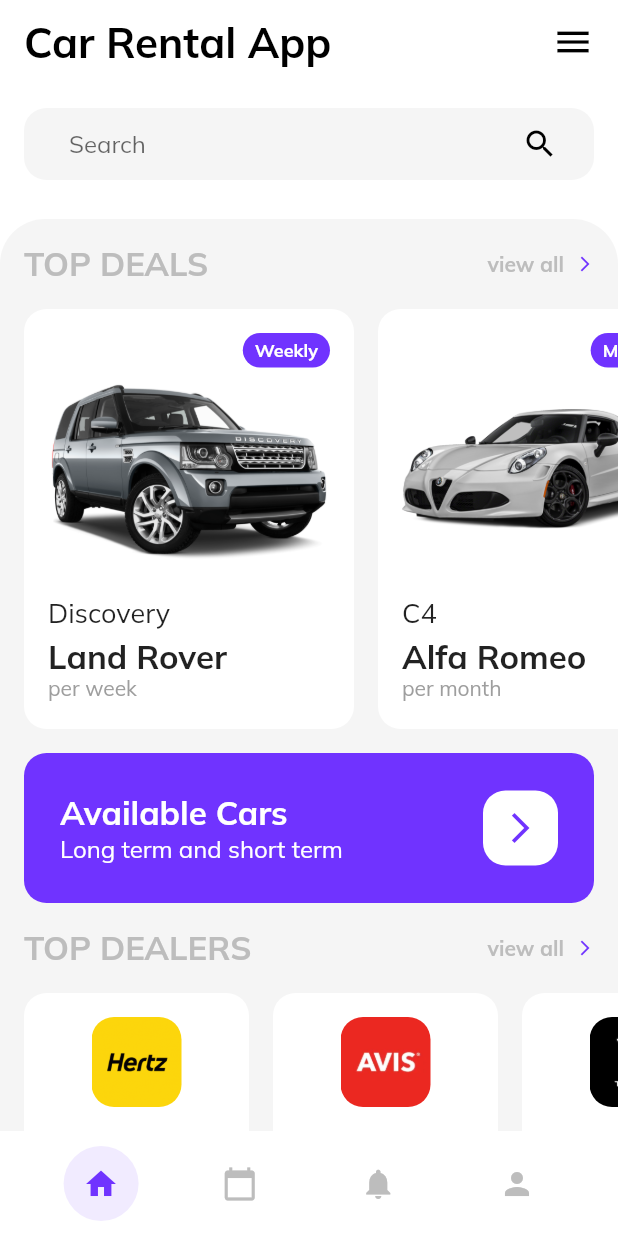
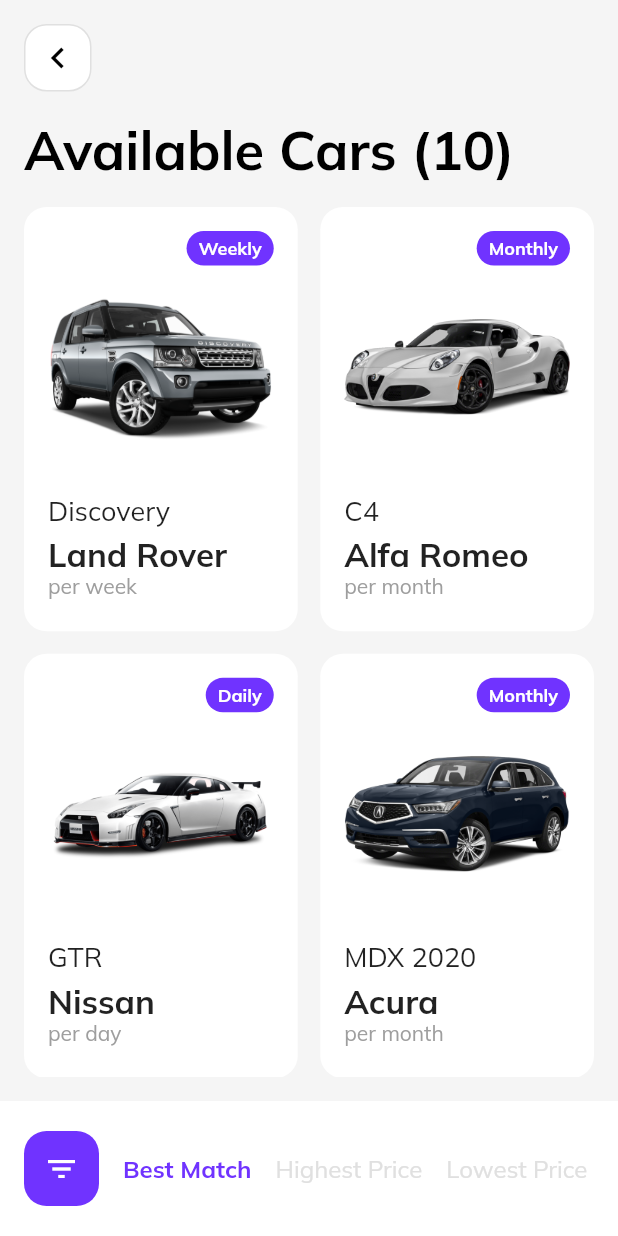
Before and after one commit to kharioki/Car-rental-app, a Flutter app: the screen it shows after launch, after a tap on "Available Cars", on a phone screen of 412 x 824 dp. Run offline on Flutter 3.47's test engine with Material 2 defaults, Android fonts, the phone set to English and light mode, and no system bars; our stand-ins replace google_fonts.

Commit message:
available cars page and gridView

```diff
--- /dev/null
+++ b/lib/available_cars.dart
@@ -0,0 +1,151 @@
+import 'package:car_rental/car_widget.dart';
+import 'package:flutter/material.dart';
+import 'package:car_rental/constants.dart';
+import 'package:car_rental/data.dart';
+
+class AvailableCars extends StatefulWidget {
+  @override
+  _AvailableCarsState createState() => _AvailableCarsState();
+}
+
+class _AvailableCarsState extends State<AvailableCars> {
+  List<Filter> filters = getFilterList();
+  Filter selectedFilter;
+
+  @override
+  void initState() {
+    super.initState();
+    setState(() {
+      selectedFilter = filters[0];
+    });
+  }
+
+  @override
+  Widget build(BuildContext context) {
+    return Scaffold(
+      backgroundColor: Colors.grey[100],
+      body: SafeArea(
+        child: Container(
+          width: double.infinity,
+          padding: EdgeInsets.all(16),
+          child: Column(
+            crossAxisAlignment: CrossAxisAlignment.start,
+            children: [
+              GestureDetector(
+                onTap: () {
+                  Navigator.pop(context);
+                },
+                child: Container(
+                  width: 45,
+                  height: 45,
+                  decoration: BoxDecoration(
+                    color: Colors.white,
+                    borderRadius: BorderRadius.all(
+                      Radius.circular(15),
+                    ),
+                    border: Border.all(
+                      color: Colors.grey[300],
+                      width: 1,
+                    ),
+                  ),
+                  child: Icon(
+                    Icons.keyboard_arrow_left,
+                    color: Colors.black,
+                    size: 28,
+                  ),
+                ),
+              ),
+              SizedBox(height: 16),
+              Text(
+                'Available Cars (' + getCarList().length.toString() + ')',
+                style: TextStyle(
+                  color: Colors.black,
+                  fontSize: 36,
+                  fontWeight: FontWeight.bold,
+                ),
+              ),
+              SizedBox(height: 16),
+              Expanded(
+                child: GridView.count(
+                  physics: BouncingScrollPhysics(),
+                  childAspectRatio: 1 / 1.55,
+                  crossAxisCount: 2,
+                  crossAxisSpacing: 15,
+                  mainAxisSpacing: 15,
+                  children: getCarList().map((item) {
+                    return buildCar(item, null);
+                  }).toList(),
+                ),
+              ),
+            ],
+          ),
+        ),
+      ),
+      bottomNavigationBar: Container(
+        height: 90,
+        decoration: BoxDecoration(
+          color: Colors.white,
+        ),
+        child: Row(
+          children: [
+            buildFilterIcon(),
+            Row(
+              children: buildFilters(),
+            ),
+          ],
+        ),
+      ),
+    );
+  }
+
+  Widget buildFilterIcon() {
+    return Container(
+      width: 50,
+      height: 50,
+      margin: EdgeInsets.symmetric(horizontal: 16),
+      decoration: BoxDecoration(
+        color: kPrimaryColor,
+        borderRadius: BorderRadius.all(
+          Radius.circular(15),
+        ),
+      ),
+      child: Center(
+        child: Icon(
+          Icons.filter_list,
+          color: Colors.white,
+          size: 24,
+        ),
+      ),
+    );
+  }
+
+  List buildFilters() {
+    List<Widget> list = [];
+    for (var i = 0; i < filters.length; i++) {
+      list.add(buildFilter(filters[i]));
+    }
+    return list;
+  }
+
+  Widget buildFilter(Filter filter) {
+    return GestureDetector(
+      onTap: () {
+        setState(() {
+          selectedFilter = filter;
+        });
+      },
+      child: Padding(
+        padding: EdgeInsets.only(right: 16),
+        child: Text(
+          filter.name,
+          style: TextStyle(
+            color: selectedFilter == filter ? kPrimaryColor : Colors.grey[300],
+            fontSize: 16,
+            fontWeight:
+                selectedFilter == filter ? FontWeight.bold : FontWeight.normal,
+          ),
+        ),
+      ),
+    );
+  }
+}
--- a/lib/showroom.dart
+++ b/lib/showroom.dart
@@ -1,3 +1,4 @@
+import 'package:car_rental/available_cars.dart';
 import 'package:car_rental/car_widget.dart';
 import 'package:car_rental/dealer_widget.dart';
 import 'package:flutter/material.dart';
@@ -142,7 +143,13 @@ class _ShowroomState extends State<Showroom> {
                       ),
                     ),
                     GestureDetector(
-                      onTap: () {},
+                      onTap: () {
+                        Navigator.push(
+                          context,
+                          MaterialPageRoute(
+                              builder: (context) => AvailableCars()),
+                        );
+                      },
                       child: Padding(
                         padding: EdgeInsets.only(top: 16, right: 16, left: 16),
                         child: Container(
@@ -235,6 +242,7 @@ class _ShowroomState extends State<Showroom> {
                     ),
                     Container(
                       height: 150,
+                      margin: EdgeInsets.only(bottom: 16),
                       child: ListView(
                         physics: BouncingScrollPhysics(),
                         scrollDirection: Axis.horizontal,
```
